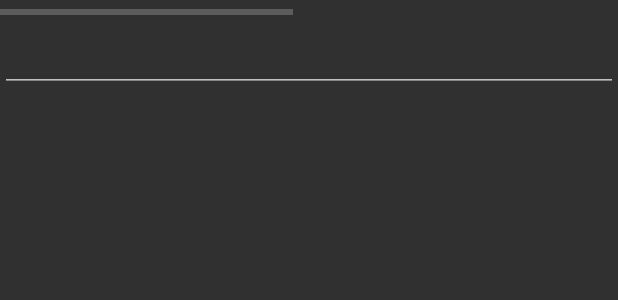
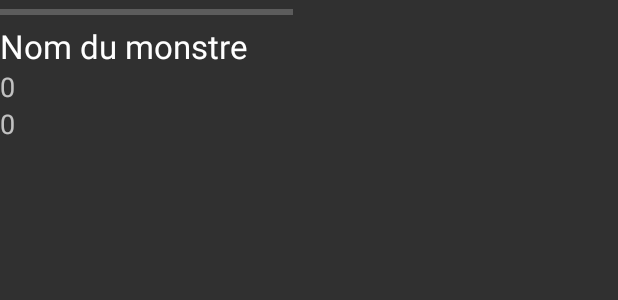
Before and after one commit to FLamas/GestionnaireMonstres, an Android app: the layout monster_layout.xml on its own in the app's theme, with its tools: preview values and no code run, on a phone screen of 412 x 824 dp. Shown: the top 300 px of the screen. Run offline under Robolectric (Android 15) with nearby library versions, the phone set to English and light mode, and no system bars.

Commit message:
Monster layout initialized with first values

```diff
--- a/app/src/main/java/com/gestionnairedemonstre/MainActivity.java
+++ b/app/src/main/java/com/gestionnairedemonstre/MainActivity.java
@@ -51,6 +51,10 @@ public class MainActivity extends AppCompatActivity {
         super.onCreate(savedInstanceState);
         setContentView(layout.activity_main);
         _monstres = new ArrayList<>();
+
+//        _monstres.add(new Monstre());
+//        _monstres.add(new Monstre());
+//        _monstres.add(new Monstre());
 
         // -- GUI elements -- //
         ListView lv_monsters = (ListView) findViewById(id.listViewMonsters);
--- a/app/src/main/java/com/gestionnairedemonstre/adapters/ListViewMonsterAdapter.java
+++ b/app/src/main/java/com/gestionnairedemonstre/adapters/ListViewMonsterAdapter.java
@@ -1,11 +1,14 @@
 package com.gestionnairedemonstre.adapters;
 
 import android.content.Context;
+import android.util.Log;
 import android.view.LayoutInflater;
 import android.view.View;
 import android.view.ViewGroup;
 import android.widget.ArrayAdapter;
+import android.widget.TextView;
 
+import com.gestionnairedemonstre.R;
 import com.gestionnairedemonstre.pojo.monsters.Monstre;
 
 import java.util.List;
@@ -53,9 +56,14 @@ public class
         LayoutInflater layoutInflater = (LayoutInflater) _context.getSystemService(Context.LAYOUT_INFLATER_SERVICE);
         pConvertView = layoutInflater.inflate(_layoutId, pParent, false);
 
+        // Populate the monster layout.
         Monstre m = _monstres.get(pPosition);
 
-        // TODO update monster_layout view.
+        TextView textViewMonsterName = (TextView) pConvertView.findViewById(R.id.textViewMonsterName);
+        textViewMonsterName.setText(m.get_nomMonstre());
+
+        TextView textViewMonsterAP = (TextView) pConvertView.findViewById(R.id.textViewMonsterAttackPoints);
+        textViewMonsterAP.setText(Integer.toString(m.get_pointsDegats()));
 
         return pConvertView;
     }
--- a/app/src/main/res/layout/monster_layout.xml
+++ b/app/src/main/res/layout/monster_layout.xml
@@ -11,11 +11,25 @@
         android:layout_width="195dp"
         android:layout_height="wrap_content" />
 
-    <EditText
-        android:id="@+id/editText"
-        android:layout_width="match_parent"
+    <TextView
+        android:layout_width="wrap_content"
         android:layout_height="wrap_content"
-        android:layout_gravity="center_horizontal"
-        android:ems="10"
-        android:inputType="number" />
+        android:textAppearance="?android:attr/textAppearanceLarge"
+        android:text="@string/default_monsterName"
+        android:id="@+id/textViewMonsterName" />
+
+    <TextView
+        android:layout_width="wrap_content"
+        android:layout_height="wrap_content"
+        android:textAppearance="?android:attr/textAppearanceMedium"
+        android:text="@string/default_monsterAttackPointsValue"
+        android:id="@+id/textViewMonsterAttackPoints" />
+
+    <TextView
+        android:layout_width="wrap_content"
+        android:layout_height="wrap_content"
+        android:textAppearance="?android:attr/textAppearanceMedium"
+        android:text="@string/default_monsterLifePointsValue"
+        android:id="@+id/textViewMonsterLifePoints" />
+
 </LinearLayout>
--- a/app/src/main/res/values/strings.xml
+++ b/app/src/main/res/values/strings.xml
@@ -1,6 +1,10 @@
 <resources>
     <string name="app_name">Gestionnaire de monstres</string>
 
-    <string name="hello_world">Hello world!</string>
     <string name="action_settings">Settings</string>
+    <string name="progress_bar_life_points">Points de vie</string>
+    <string name="default_monsterName">Nom du monstre</string>
+    <string name="default_monsterAttackPoints">Points de dégâts : </string>
+    <string name="default_monsterAttackPointsValue">0</string>
+    <string name="default_monsterLifePointsValue">0</string>
 </resources>
```
